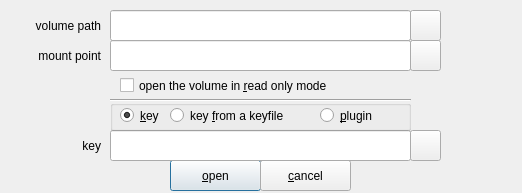
First picture: the form in zuluCrypt-gui/password.ui, repository mhogomchungu/zuluCrypt, before the edit.
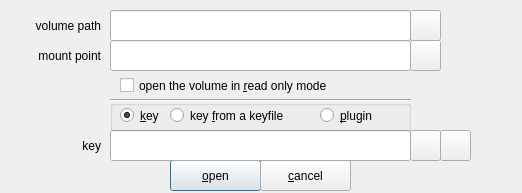
Second picture: the form after the edit.

Commit message: finish up on plugin functionality and add a kwallet plugin to retreave passphrases

```diff
--- a/zuluCrypt-gui/password.ui
+++ b/zuluCrypt-gui/password.ui
@@ -297,6 +297,19 @@
     <enum>Qt::Horizontal</enum>
    </property>
   </widget>
+  <widget class="QPushButton" name="pushButtonPlugin">
+   <property name="geometry">
+    <rect>
+     <x>440</x>
+     <y>130</y>
+     <width>31</width>
+     <height>31</height>
+    </rect>
+   </property>
+   <property name="text">
+    <string/>
+   </property>
+  </widget>
  </widget>
  <tabstops>
   <tabstop>OpenVolumePath</tabstop>
```
The commit also changes 22 other files.
